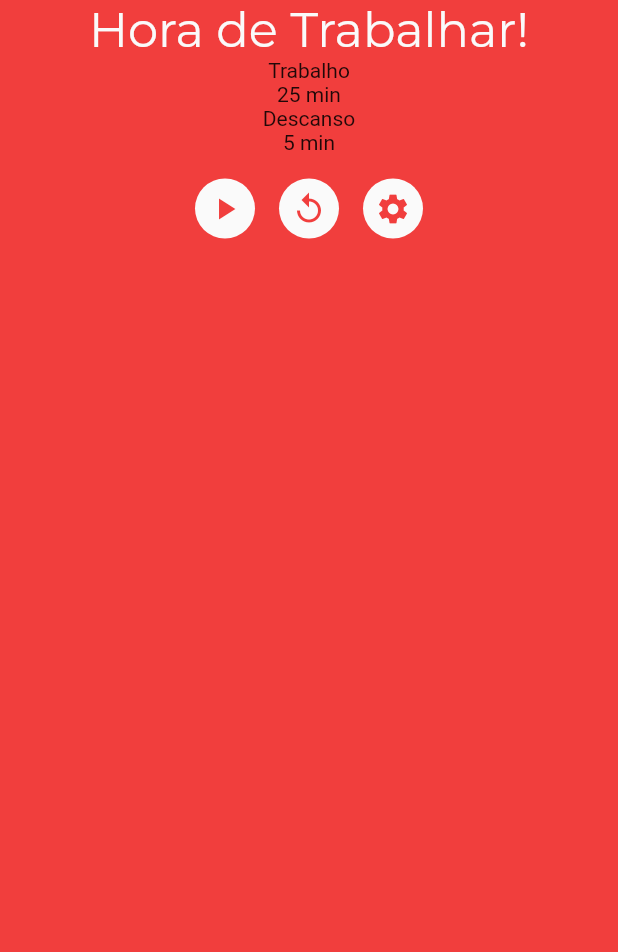
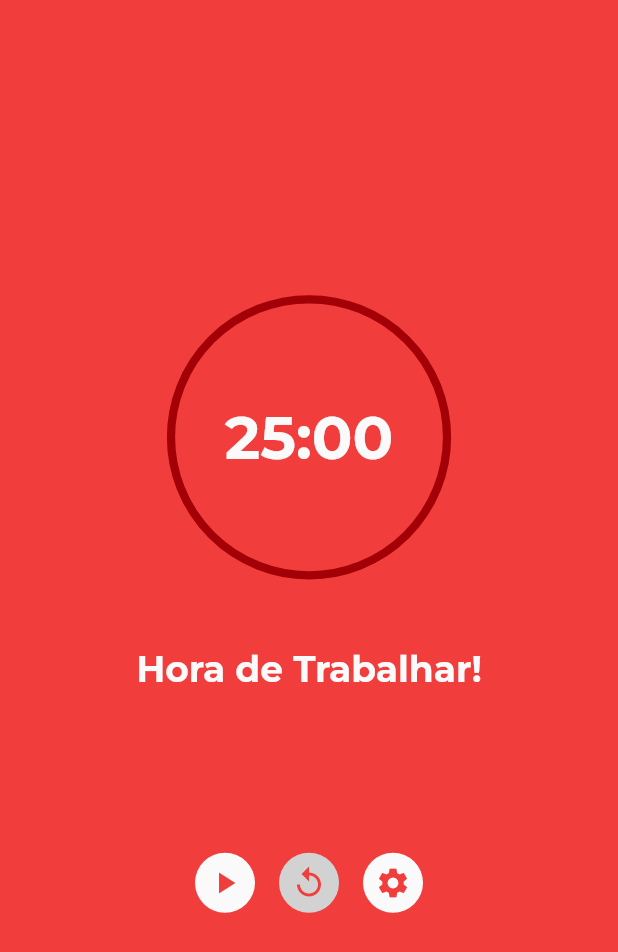
Before and after one commit to DIMAAGR/Mobx-Relogio-Pomodoro, a Flutter app: the screen it shows after launch, on a phone screen of 412 x 824 dp. Shown: the top 952 px of the screen. Run offline on Flutter 3.47's test engine with Material 2 defaults, Android fonts, the light colour scheme and no system bars; our stand-ins replace mobx; generated files the repository leaves out were written again.

Commit message:
Refatorado Botões Replay e Start

```diff
--- /dev/null
+++ b/lib/components/chronometer_button.dart
@@ -0,0 +1,36 @@
+import 'package:flutter/material.dart';
+import 'package:mobx_relogio_pomodoro/components/circularButton.dart';
+
+class ChronometerButton extends StatelessWidget {
+  final bool hasStarted;
+
+  const ChronometerButton({
+    Key? key,
+    required this.hasStarted,
+  }) : super(key: key);
+
+  @override
+  Widget build(BuildContext context) {
+    return hasStarted
+        ? CircularButton(
+            onTap: () {
+              print("Hello!");
+            },
+            child: Icon(
+              Icons.stop,
+              size: 24,
+              color: Theme.of(context).primaryColor,
+            ),
+          )
+        : CircularButton(
+            onTap: () {
+              print("Hello!");
+            },
+            child: Icon(
+              Icons.play_arrow,
+              size: 24,
+              color: Theme.of(context).primaryColor,
+            ),
+          );
+  }
+}
--- a/lib/components/circularButton.dart
+++ b/lib/components/circularButton.dart
@@ -4,11 +4,13 @@ class CircularButton extends StatelessWidget {
   // VARIAVEIS
   final void Function() onTap;
   final Widget? child;
+  final Color? color;
   // CONSTRUTOR
   const CircularButton({
     Key? key,
     required this.onTap,
     this.child,
+    this.color,
   }) : super(key: key);
 
   @override
@@ -20,7 +22,7 @@ class CircularButton extends StatelessWidget {
         height: 40,
         width: 40,
         decoration: BoxDecoration(
-            color: Color.fromARGB(255, 250, 250, 250),
+            color: color == null ? Color.fromARGB(255, 250, 250, 250) : color,
             borderRadius: BorderRadius.circular(40)),
         child: child,
       ),
--- /dev/null
+++ b/lib/components/refresh_button.dart
@@ -0,0 +1,28 @@
+import 'package:flutter/material.dart';
+import 'package:mobx_relogio_pomodoro/components/circularButton.dart';
+
+class RefreshButton extends StatelessWidget {
+  final bool off;
+  const RefreshButton({Key? key, required this.off}) : super(key: key);
+
+  @override
+  Widget build(BuildContext context) {
+    return !off
+        ? CircularButton(
+            onTap: () {},
+            child: Icon(
+              Icons.replay,
+              size: 24,
+              color: Theme.of(context).primaryColor,
+            ),
+          )
+        : CircularButton(
+            color: Color.fromARGB(255, 210, 210, 210),
+            onTap: () {},
+            child: Icon(
+              Icons.replay,
+              size: 24,
+              color: Theme.of(context).primaryColor,
+            ));
+  }
+}
--- a/lib/views/pomodoro/pomodoro.designer.dart
+++ b/lib/views/pomodoro/pomodoro.designer.dart
@@ -1,6 +1,8 @@
 import 'package:flutter/material.dart';
+import 'package:mobx_relogio_pomodoro/components/chronometer_button.dart';
 import 'package:mobx_relogio_pomodoro/components/circularbutton.dart';
 import 'package:mobx_relogio_pomodoro/components/enterTime.dart';
+import 'package:mobx_relogio_pomodoro/components/refresh_button.dart';
 
 class Pomodoro extends StatelessWidget {
   const Pomodoro({Key? key}) : super(key: key);
@@ -10,18 +12,42 @@ class Pomodoro extends StatelessWidget {
     return Scaffold(
       backgroundColor: Theme.of(context).primaryColor,
       body: Column(
+        mainAxisAlignment: MainAxisAlignment.center,
         crossAxisAlignment: CrossAxisAlignment.center,
         children: [
+          Stack(alignment: Alignment.center, children: [
+            Container(
+              height: 184,
+              width: 184,
+              child: CircularProgressIndicator(
+                strokeWidth: 5.5,
+                value: 0,
+                backgroundColor: Color(0xffA20006),
+                color: Color.fromARGB(255, 250, 250, 250),
+              ),
+            ),
             Text(
+              "25:00",
+              style: TextStyle(
+                fontFamily: "Montserrat",
+                fontSize: 40,
+                fontWeight: FontWeight.w700,
+                color: Color.fromARGB(255, 250, 250, 250),
+              ),
+            ),
+          ]),
+          Padding(
+            padding: const EdgeInsets.only(top: 48.0, bottom: 92.0),
+            child: Text(
               "Hora de Trabalhar!",
               style: TextStyle(
                 fontFamily: "Montserrat",
-              fontSize: 32,
+                fontSize: 24,
+                fontWeight: FontWeight.w700,
                 color: Color.fromARGB(255, 250, 250, 250),
               ),
             ),
-          EnterTime(titulo: 'Trabalho', valor: 25),
-          EnterTime(titulo: 'Descanso', valor: 5),
+          ),
           _buttons(context),
         ],
       ),
@@ -32,25 +58,13 @@ class Pomodoro extends StatelessWidget {
     return Row(
       mainAxisAlignment: MainAxisAlignment.center,
       children: [
-        CircularButton(
-          onTap: () {
-            print("Hello!");
-          },
-          child: Icon(
-            Icons.play_arrow,
-            size: 24,
-            color: Theme.of(context).primaryColor,
-          ),
+        ChronometerButton(
+          hasStarted: false,
         ),
         Padding(
           padding: const EdgeInsets.all(16.0),
-          child: CircularButton(
-            onTap: () {},
-            child: Icon(
-              Icons.replay,
-              size: 24,
-              color: Theme.of(context).primaryColor,
-            ),
+          child: RefreshButton(
+            off: true,
           ),
         ),
         CircularButton(
@@ -109,7 +123,9 @@ class Pomodoro extends StatelessWidget {
           ListTile(
             title: Text("Descanso"),
             trailing: Text("25" + "min"),
-            onTap: () => Row(
+            onTap: () => showModalBottomSheet(
+              context: context,
+              builder: (context) => Row(
                 mainAxisAlignment: MainAxisAlignment.center,
                 crossAxisAlignment: CrossAxisAlignment.center,
                 children: [
@@ -137,6 +153,7 @@ class Pomodoro extends StatelessWidget {
                 ],
               ),
             ),
+          ),
         ],
       ),
     );
```
Lines whose indentation alone changed are shown as unchanged.
